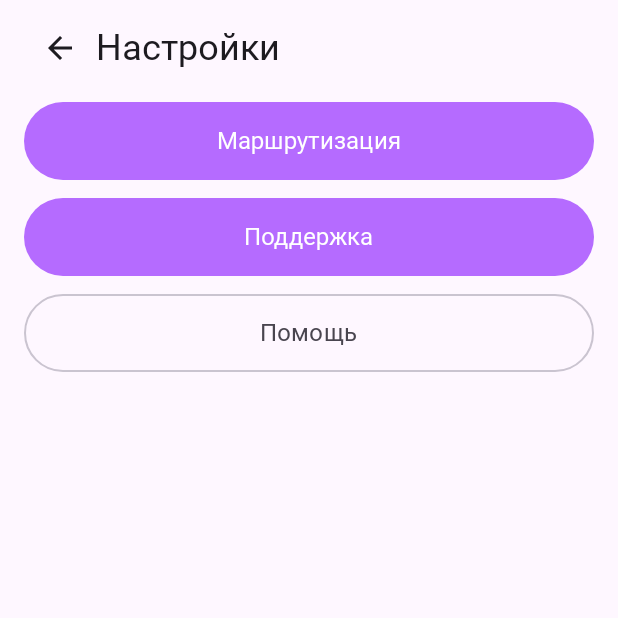
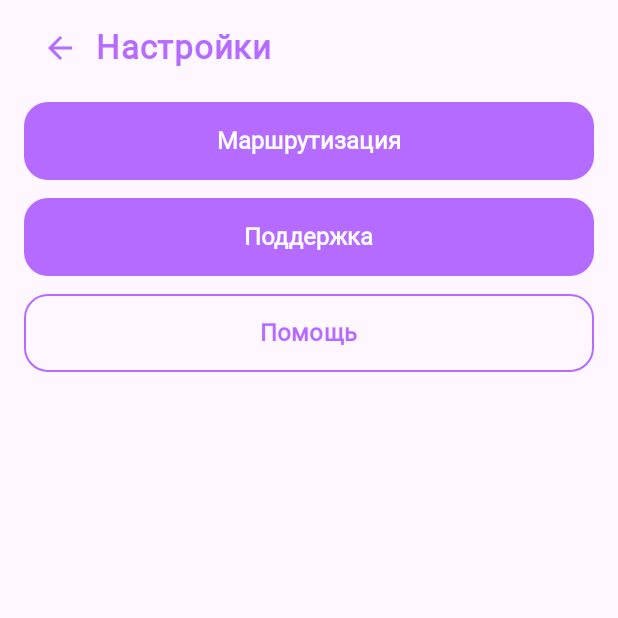
Before and after one commit to weknowyouscum-gif/LABUDA, an Android app built with Jetpack Compose: the SettingsActivity screen opened directly, with no data from a screen before it, on a phone screen of 412 x 824 dp, the top half of it. Run offline under Robolectric (Android 15) with nearby library versions, the light colour scheme and no system bars; Roboto replaces fonts that are not available here.

Commit message:
Neon settings screen

```diff
--- a/app/src/main/java/com/labuda/app/SettingsActivity.kt
+++ b/app/src/main/java/com/labuda/app/SettingsActivity.kt
@@ -5,6 +5,7 @@ import android.net.Uri
 import android.os.Bundle
 import androidx.activity.ComponentActivity
 import androidx.activity.compose.setContent
+import androidx.compose.foundation.BorderStroke
 import androidx.compose.foundation.layout.Arrangement
 import androidx.compose.foundation.layout.Column
 import androidx.compose.foundation.layout.Row
@@ -12,9 +13,11 @@ import androidx.compose.foundation.layout.fillMaxSize
 import androidx.compose.foundation.layout.fillMaxWidth
 import androidx.compose.foundation.layout.height
 import androidx.compose.foundation.layout.padding
+import androidx.compose.foundation.shape.RoundedCornerShape
 import androidx.compose.material.icons.Icons
 import androidx.compose.material.icons.filled.ArrowBack
 import androidx.compose.material3.Button
+import androidx.compose.material3.ButtonDefaults
 import androidx.compose.material3.Icon
 import androidx.compose.material3.IconButton
 import androidx.compose.material3.MaterialTheme
@@ -24,6 +27,8 @@ import androidx.compose.material3.Text
 import androidx.compose.runtime.Composable
 import androidx.compose.ui.Alignment
 import androidx.compose.ui.Modifier
+import androidx.compose.ui.graphics.Color
+import androidx.compose.ui.text.font.FontWeight
 import androidx.compose.ui.unit.dp
 import androidx.compose.ui.unit.sp
 
@@ -55,22 +60,33 @@ private fun SettingsScreen(
     onHelp: () -> Unit,
     onSupport: () -> Unit
 ) {
+    val purple = MaterialTheme.colorScheme.primary
     Column(
         modifier = Modifier.fillMaxSize().padding(horizontal = 16.dp, vertical = 8.dp),
         verticalArrangement = Arrangement.spacedBy(12.dp)
     ) {
         Row(Modifier.fillMaxWidth(), verticalAlignment = Alignment.CenterVertically) {
-            IconButton(onClick = onBack) { Icon(Icons.Filled.ArrowBack, contentDescription = "Назад") }
-            Text("Настройки", style = MaterialTheme.typography.headlineSmall)
+            IconButton(onClick = onBack) { Icon(Icons.Filled.ArrowBack, contentDescription = "Назад", tint = purple) }
+            Text("Настройки", color = purple, fontSize = 22.sp, fontWeight = FontWeight.Bold)
         }
-        Button(onRouting, Modifier.fillMaxWidth().height(52.dp)) {
-            Text("Маршрутизация", fontSize = 16.sp)
-        }
-        Button(onSupport, Modifier.fillMaxWidth().height(52.dp)) {
-            Text("Поддержка", fontSize = 16.sp)
-        }
-        OutlinedButton(onHelp, Modifier.fillMaxWidth().height(52.dp)) {
-            Text("Помощь", fontSize = 16.sp)
-        }
+        Button(
+            onRouting,
+            Modifier.fillMaxWidth().height(52.dp),
+            shape = RoundedCornerShape(16.dp),
+            colors = ButtonDefaults.buttonColors(containerColor = purple, contentColor = Color.White)
+        ) { Text("Маршрутизация", fontSize = 16.sp, fontWeight = FontWeight.Bold) }
+        Button(
+            onSupport,
+            Modifier.fillMaxWidth().height(52.dp),
+            shape = RoundedCornerShape(16.dp),
+            colors = ButtonDefaults.buttonColors(containerColor = purple, contentColor = Color.White)
+        ) { Text("Поддержка", fontSize = 16.sp, fontWeight = FontWeight.Bold) }
+        OutlinedButton(
+            onHelp,
+            Modifier.fillMaxWidth().height(52.dp),
+            shape = RoundedCornerShape(16.dp),
+            border = BorderStroke(1.dp, purple),
+            colors = ButtonDefaults.outlinedButtonColors(contentColor = purple)
+        ) { Text("Помощь", fontSize = 16.sp, fontWeight = FontWeight.Bold) }
     }
 }
```
